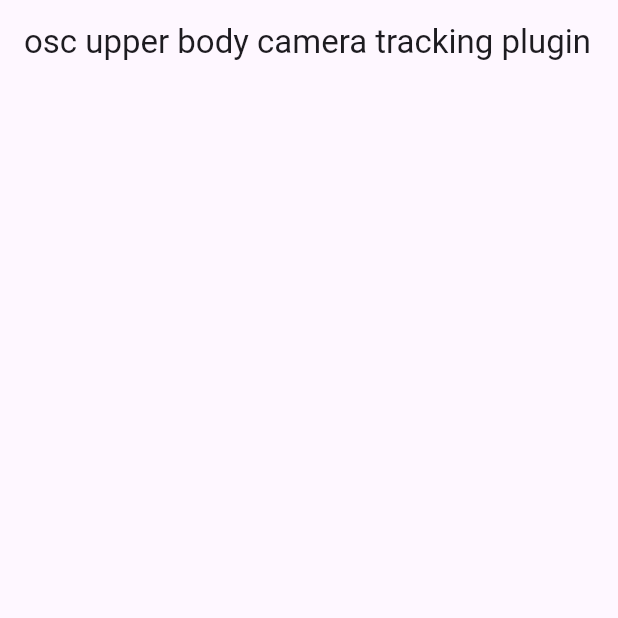
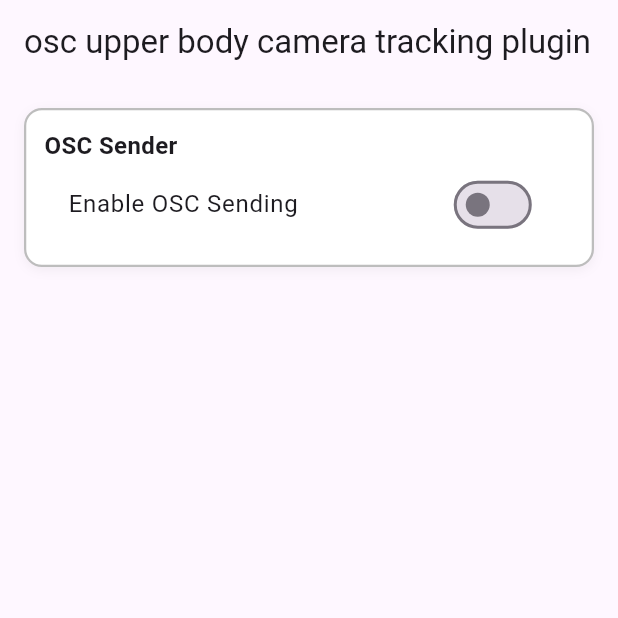
Before and after one commit to FRICK-ELDY/osc_ubct, a Flutter app: the screen it shows after launch, on a phone screen of 412 x 824 dp, the top half of it. Run offline on Flutter 3.47's test engine with Material 3 defaults, Android fonts, the phone set to English and light mode, and no system bars; our stand-ins replace plugin_platform_interface, web.

Commit message:
add ui osc_sender.dart

```diff
--- /dev/null
+++ b/example/lib/ui/common/info_card.dart
@@ -0,0 +1,52 @@
+//! summary: パネル枠の共通UI（タイトル/余白/カード風スタイル）を提供。
+//! path: example/lib/ui/util/info_card.dart
+
+import 'package:flutter/material.dart';
+
+class InfoCard extends StatelessWidget {
+  final Widget child;
+  final double borderRadius;
+  final Color backgroundColor;
+  final EdgeInsetsGeometry padding;
+
+  const InfoCard({
+    super.key,
+    required this.child,
+    this.borderRadius = 12.0,
+    this.backgroundColor = Colors.white,
+    this.padding = const EdgeInsets.all(12.0),
+  });
+
+  @override
+  Widget build(BuildContext context) {
+    return Padding(
+      padding: const EdgeInsets.all(8),
+      child: SizedBox(
+        width: double.infinity,
+        child: Container(
+          decoration: BoxDecoration(
+            color: backgroundColor,
+            border: Border.all(color: Colors.grey.shade400, width: 1.5),
+            borderRadius: BorderRadius.circular(borderRadius),
+            boxShadow: [
+              BoxShadow(
+                color: Colors.black.withOpacity(0.05),
+                blurRadius: 6,
+                offset: const Offset(0, 2),
+              ),
+            ],
+          ),
+          child: Padding(
+            padding: padding,
+            child: Column(
+              crossAxisAlignment: CrossAxisAlignment.start,
+              children: [
+                child,
+              ],
+            ),
+          ),
+        ),
+      ),
+    );
+  }
+}
--- a/example/lib/ui/home_page/home_page.dart
+++ b/example/lib/ui/home_page/home_page.dart
@@ -6,8 +6,7 @@ library ui.home_page;
 import 'package:flutter/material.dart';
 import 'package:flutter/services.dart';
 
-// import '../../controllers/camera/camera_controller.dart';
-// import '../main_panel/main_panel.dart';
+import '../main_panel/main_panel.dart';
 
 part 'home_page_state.dart';
 part 'home_page_actions.dart';
--- a/example/lib/ui/home_page/home_page_view.dart
+++ b/example/lib/ui/home_page/home_page_view.dart
@@ -13,6 +13,11 @@ mixin HomePageView on State<HomePage>, _HomePageAPI {
       ),
       body: Column(
         children: [
+          Expanded(
+            child: MainPanel(
+              onUpdate: () => setState(() {}),
+            ),
+          ),
         ],
       ),
     );
--- /dev/null
+++ b/example/lib/ui/main_panel/main_panel.dart
@@ -0,0 +1,24 @@
+//! summary: MainPanel 親（library名方式で state / actions / view を分離）
+//! path: example/lib/ui/main_panel/main_panel.dart
+
+library ui.main_panel;
+
+import 'package:flutter/material.dart';
+
+import '../osc_sender_panel/osc_sender_panel.dart';
+
+part 'main_panel_state.dart';
+part 'main_panel_actions.dart';
+part 'main_panel_view.dart';
+
+class MainPanel extends StatefulWidget {
+  final VoidCallback onUpdate;
+
+  const MainPanel({
+    super.key,
+    required this.onUpdate,
+  });
+
+  @override
+  State<MainPanel> createState() => MainPanelState();
+}
--- /dev/null
+++ b/example/lib/ui/main_panel/main_panel_actions.dart
@@ -0,0 +1,14 @@
+//! summary: MainPanel の操作系（外部コールバックを安全にラップ）
+//! path: example/lib/ui/main_panel/main_panel_actions.dart
+
+part of ui.main_panel;
+
+/// View から呼ぶ操作の“約束”
+abstract class _MainPanelAPI {
+  void notifyUpdate();
+}
+
+mixin MainPanelActions on State<MainPanel> implements _MainPanelAPI {
+  @override
+  void notifyUpdate() => widget.onUpdate();
+}
--- /dev/null
+++ b/example/lib/ui/main_panel/main_panel_state.dart
@@ -0,0 +1,9 @@
+//! summary: MainPanel の State（ローカル状態は持たず、処理/描画は mixin に委譲）
+//! path: example/lib/ui/main_panel/main_panel_state.dart
+
+part of ui.main_panel;
+
+class MainPanelState extends State<MainPanel> with MainPanelActions, MainPanelView {
+  @override
+  Widget build(BuildContext context) => buildMainPanel(context);
+}
--- /dev/null
+++ b/example/lib/ui/main_panel/main_panel_view.dart
@@ -0,0 +1,27 @@
+//! summary: MainPanel の UI（OSC送信パネル）
+//! path: example/lib/ui/main_panel/main_panel_view.dart
+
+part of ui.main_panel;
+
+mixin MainPanelView on State<MainPanel>, _MainPanelAPI {
+  Widget buildMainPanel(BuildContext context) {
+
+    return Row(
+      crossAxisAlignment: CrossAxisAlignment.start,
+      children: [
+        Expanded(
+          flex: 1,
+          child: SingleChildScrollView(
+            padding: const EdgeInsets.all(8),
+            child: Column(
+              children: const [
+                OscSenderPanel(),
+                SizedBox(height: 16),
+              ],
+            ),
+          ),
+        ),
+      ],
+    );
+  }
+}
--- /dev/null
+++ b/example/lib/ui/osc_sender_panel/osc_sender_panel.dart
@@ -0,0 +1,23 @@
+//! summary: テスト用OSC送信パネル（library名方式で state / actions / view を分離）
+//! path: example/lib/ui/osc_sender_panel/osc_sender_panel.dart
+
+library ui.osc_sender_panel;
+
+import 'package:flutter/material.dart';
+import 'package:flutter/services.dart';
+
+import '../common/info_card.dart';
+
+part 'osc_sender_panel_state.dart';
+part 'osc_sender_panel_actions.dart';
+part 'osc_sender_panel_view.dart';
+
+/// ネイティブ連携用 MethodChannel（同ライブラリ内で共有）
+const MethodChannel _osc_ubct = MethodChannel('osc_ubct');
+
+class OscSenderPanel extends StatefulWidget {
+  const OscSenderPanel({super.key});
+
+  @override
+  State<OscSenderPanel> createState() => OscSenderPanelState();
+}
--- /dev/null
+++ b/example/lib/ui/osc_sender_panel/osc_sender_panel_actions.dart
@@ -0,0 +1,25 @@
+//! summary: 送信ON/OFFトグルなどの操作ロジック（MethodChannel連携）
+//! path: example/lib/ui/osc_sender_panel/osc_sender_panel_actions.dart
+
+part of ui.osc_sender_panel;
+
+/// View から呼ぶ操作の“約束”
+abstract class _OscSenderAPI {
+  Future<void> toggleSend(bool value);
+}
+
+mixin OscSenderPanelActions on State<OscSenderPanel>
+    implements _OscSenderAPI {
+  OscSenderPanelState get _st => this as OscSenderPanelState;
+
+  @override
+  Future<void> toggleSend(bool value) async {
+    setState(() => _st.isSending = value);
+    final method = value ? 'startSending' : 'stopSending';
+    try {
+      await _osc_ubct.invokeMethod(method, <String, dynamic>{});
+    } catch (e) {
+      debugPrint('Failed to toggle OSC sending: $e');
+    }
+  }
+}
--- /dev/null
+++ b/example/lib/ui/osc_sender_panel/osc_sender_panel_state.dart
@@ -0,0 +1,12 @@
+//! summary: 送信ON/OFF状態などの State。本体は mixin に委譲。
+//! path: example/lib/ui/osc_sender_panel/osc_sender_panel_state.dart
+
+part of ui.osc_sender_panel;
+
+class OscSenderPanelState extends State<OscSenderPanel>
+    with OscSenderPanelActions, OscSenderPanelView {
+  bool isSending = false;
+
+  @override
+  Widget build(BuildContext context) => buildOscSenderPanel(context);
+}
--- /dev/null
+++ b/example/lib/ui/osc_sender_panel/osc_sender_panel_view.dart
@@ -0,0 +1,27 @@
+//! summary: UI構築（InfoCard／スイッチのみのシンプルビュー）
+//! path: example/lib/ui/osc_sender_panel/osc_sender_panel_view.dart
+
+part of ui.osc_sender_panel;
+
+mixin OscSenderPanelView on State<OscSenderPanel>, _OscSenderAPI {
+  Widget buildOscSenderPanel(BuildContext context) {
+    final st = this as OscSenderPanelState;
+
+    return InfoCard(
+      child: Column(
+        crossAxisAlignment: CrossAxisAlignment.start,
+        children: [
+          const Text(
+            "OSC Sender",
+            style: TextStyle(fontSize: 16, fontWeight: FontWeight.bold),
+          ),
+          SwitchListTile(
+            title: const Text("Enable OSC Sending"),
+            value: st.isSending,
+            onChanged: toggleSend,
+          ),
+        ],
+      ),
+    );
+  }
+}
```
Also changed, not shown: 1 other file.
